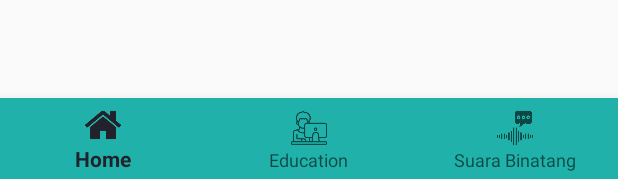
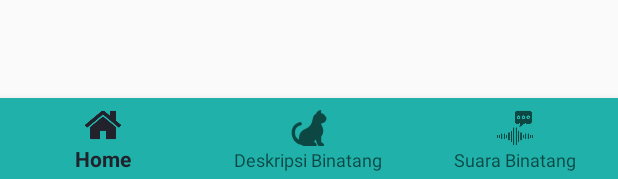
Before and after one commit to devidfirmansyah/ChildEdu, an Android app: the layout activity_main.xml on its own in the app's theme, with its tools: preview values and no code run, on a phone screen of 412 x 824 dp. Shown: the part 1054-1233 px from the top of the screen. Run offline under Robolectric (Android 15) with nearby library versions, the phone set to English and light mode, and no system bars.

Commit message:
Tahap 2 : Icon mipmap dan perbaikan navigasi

```diff
--- a/app/src/main/AndroidManifest.xml
+++ b/app/src/main/AndroidManifest.xml
@@ -4,9 +4,9 @@
 
     <application
         android:allowBackup="true"
-        android:icon="@mipmap/ic_launcher"
+        android:icon="@mipmap/pandaicon"
         android:label="@string/app_name"
-        android:roundIcon="@mipmap/ic_launcher_round"
+        android:roundIcon="@mipmap/pandaicon"
         android:supportsRtl="true"
         android:theme="@style/AppTheme">
         <activity android:name=".activities.WelcomeActivity"></activity>
--- a/app/src/main/res/menu/navigation.xml
+++ b/app/src/main/res/menu/navigation.xml
@@ -3,8 +3,8 @@
         android:title="Home"
         android:icon="@drawable/home" />
     <item android:id="@+id/action_education"
-        android:title="Education"
-        android:icon="@drawable/student" />
+        android:title="Deskripsi Binatang"
+        android:icon="@drawable/caticon" />
     <item android:id="@+id/action_quiz"
         android:title="Suara Binatang"
         android:icon="@drawable/voice" />
--- a/app/src/main/res/values/strings.xml
+++ b/app/src/main/res/values/strings.xml
@@ -1,11 +1,11 @@
 <resources>
-    <string name="app_name">Educate App</string>
+    <string name="app_name">Child Education</string>
     <string name="title_activity_welcome">Home Screen</string>
     <string name="next">Berikutnya</string>
     <string name="skip">Lewati</string>
     <string name="start">GOT IT</string>
 
-    <string name="slide_1_title">Child Education App</string>
+    <string name="slide_1_title">Child Education</string>
     <string name="slide_1_desc">Belajar asik hanya di Child Education App</string>
 
     <string name="slide_2_title">Ilmu adalah jendela dunia</string>
@@ -15,7 +15,7 @@
     <string name="slide_3_desc">Yuk mulai eksplor pengetahuan seputar binatang!</string>
 
     <string name="slide_4_title">Pelajari serta Kenali!</string>
-    <string name="slide_4_desc">Ketahui dan pelajari hewan di sekitar kita!</string>
+    <string name="slide_4_desc">Ketahui dan pelajari binatang di sekitar kita!</string>
 
     <string name="play_again_desc">To see the welcome slider again, goto Settings -> apps -> welcome slider -> clear data</string>
     <string name="play_again">Play Again</string>
```
Also changed, not shown: 1 other file.
